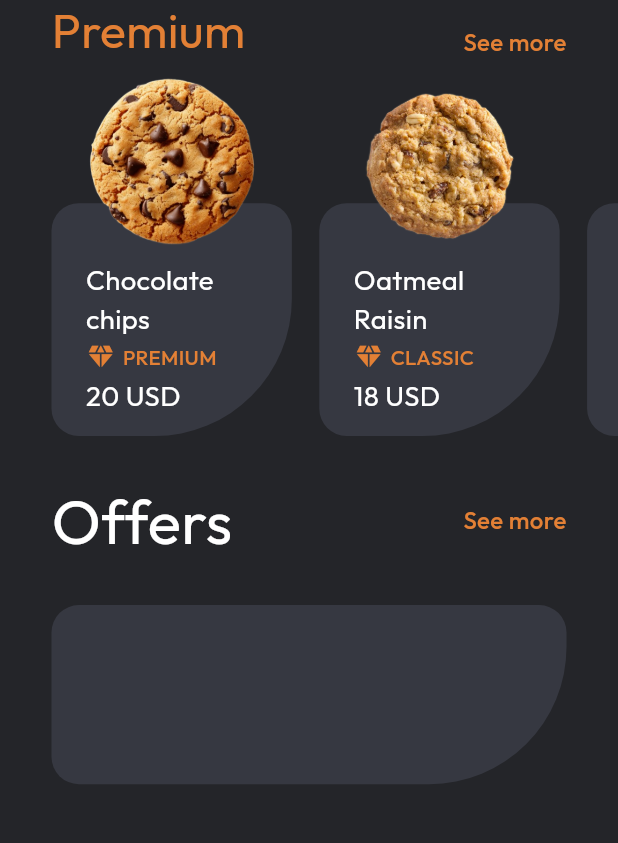
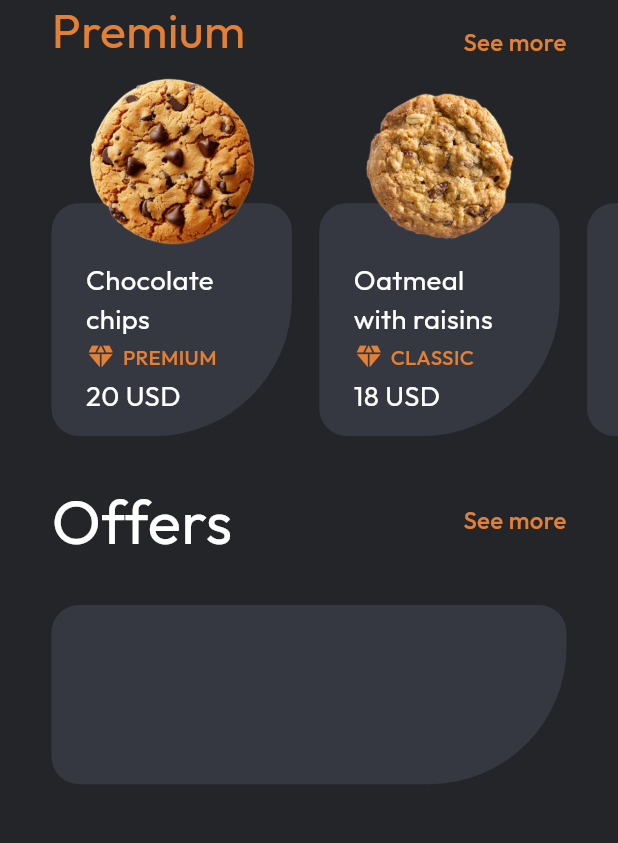
Before and after one commit to ShahzainAhmed/Cookies_App, a Flutter app: the screen it shows after launch, on a phone screen of 412 x 824 dp, the part 295-1138 px from its top. Run offline on Flutter 3.47's test engine with Material 3 defaults, Android fonts, the phone set to English and light mode, and no system bars; our stand-ins replace flutter_screenutil, get, google_fonts.

Commit message:
Fixed SmallTileModel Data

```diff
--- a/lib/models/small_tile_model.dart
+++ b/lib/models/small_tile_model.dart
@@ -18,19 +18,19 @@ List smallTilesList = [
   SmallTileModel(
     title: "Chocolate chips",
     category: "PREMIUM",
-    price: "20 USD",
+    price: "20",
     image: AppAssets.kCookie1,
   ),
   SmallTileModel(
-    title: "Oatmeal Raisin",
+    title: "Oatmeal \nwith raisins",
     category: "CLASSIC",
-    price: "18 USD",
+    price: "18",
     image: AppAssets.kCookie2,
   ),
   SmallTileModel(
     title: "Chocolate chips",
     category: "PREMIUM",
-    price: "20 USD",
+    price: "20",
     image: AppAssets.kCookie1,
   ),
 ];
--- a/lib/views/home/widgets/small_tile.dart
+++ b/lib/views/home/widgets/small_tile.dart
@@ -27,7 +27,6 @@ class SmallTile extends StatelessWidget {
       ),
       child: Stack(
         clipBehavior: Clip.none,
-
         children: [
           Column(
             mainAxisAlignment: MainAxisAlignment.spaceEvenly,
@@ -55,7 +54,7 @@ class SmallTile extends StatelessWidget {
                 ],
               ),
               Text(
-                smallTileModel.price,
+                "${smallTileModel.price} USD",
                 style: AppTypography.kLight16
                     .copyWith(color: AppColors.kWhiteColor),
               ),
```
